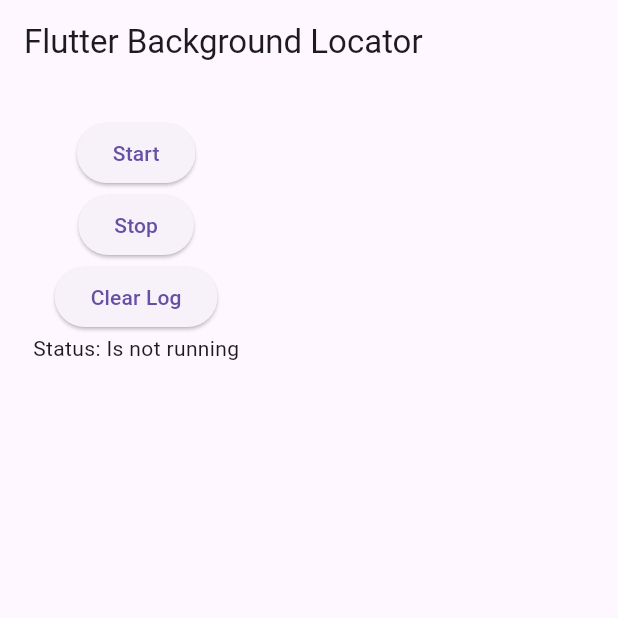
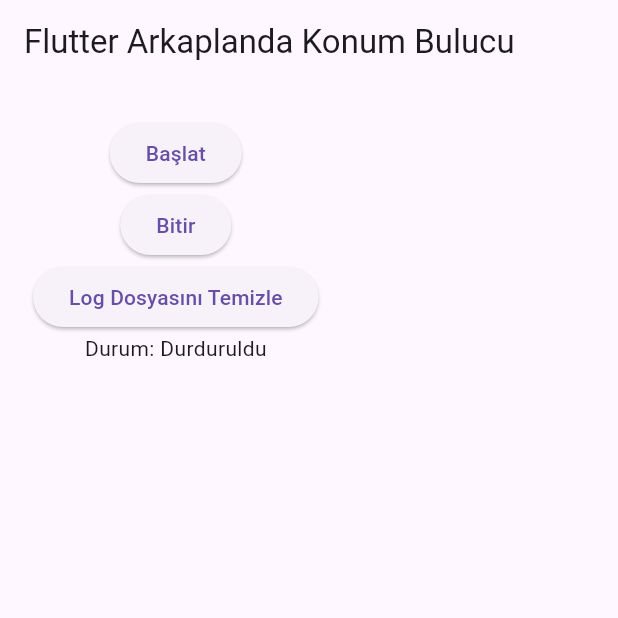
Before and after one commit to AbdurrahmanKaraoglu/advanced_background_locator, a Flutter app: the screen it shows after launch, on a phone screen of 412 x 824 dp, the top half of it. Run offline on Flutter 3.47's test engine with Material 3 defaults, Android fonts, the phone set to English and light mode, and no system bars; our stand-ins replace permission_handler.

Commit message:
example düzenleme

```diff
--- a/example/lib/main.dart
+++ b/example/lib/main.dart
@@ -65,7 +65,7 @@
 
   Future<void> _updateNotificationText(LocationDto data) async {
     await AdvancedBackgroundLocator.updateNotificationText(
-      title: "New Location Received",
+      title: "Yeni Konum Alındı",
       msg: "${DateTime.now()}",
       bigMsg: "${data.latitude}, ${data.longitude}",
     );
@@ -85,7 +85,7 @@
     return MaterialApp(
       home: Scaffold(
         appBar: AppBar(
-          title: const Text('Flutter Background Locator'),
+          title: const Text('Flutter Arkaplanda Konum Bulucu'),
         ),
         body: Padding(
           padding: const EdgeInsets.all(22),
@@ -95,11 +95,11 @@
               children: <Widget>[
                 ElevatedButton(
                   onPressed: _onStart,
-                  child: const Text('Start'),
+                  child: const Text('Başlat'),
                 ),
                 ElevatedButton(
                   onPressed: onStop,
-                  child: const Text('Stop'),
+                  child: const Text('Bitir'),
                 ),
                 ElevatedButton(
                   onPressed: () {
@@ -108,9 +108,9 @@
                       logStr = '';
                     });
                   },
-                  child: const Text('Clear Log'),
+                  child: const Text('Log Dosyasını Temizle'),
                 ),
-                Text("Status: ${isRunning ? 'Is running' : 'Is not running'}"),
+                Text("Durum: ${isRunning ? 'Çalışıyor' : 'Durduruldu'}${lastLocation != null ? "\nSon Konum: ${lastLocation!.latitude}, ${lastLocation!.longitude}" : ""}"),
                 Text(logStr),
               ],
             ),
```
